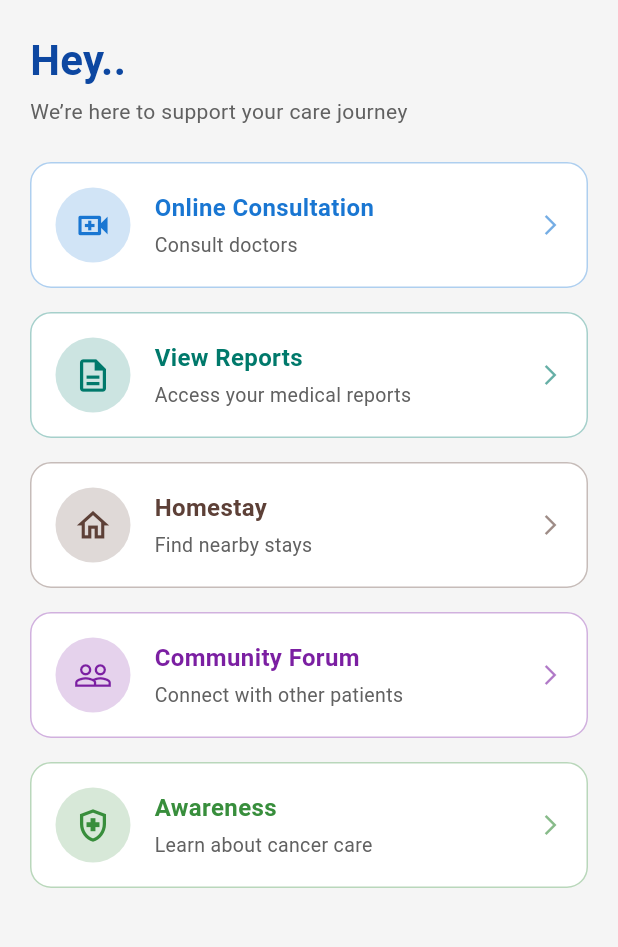
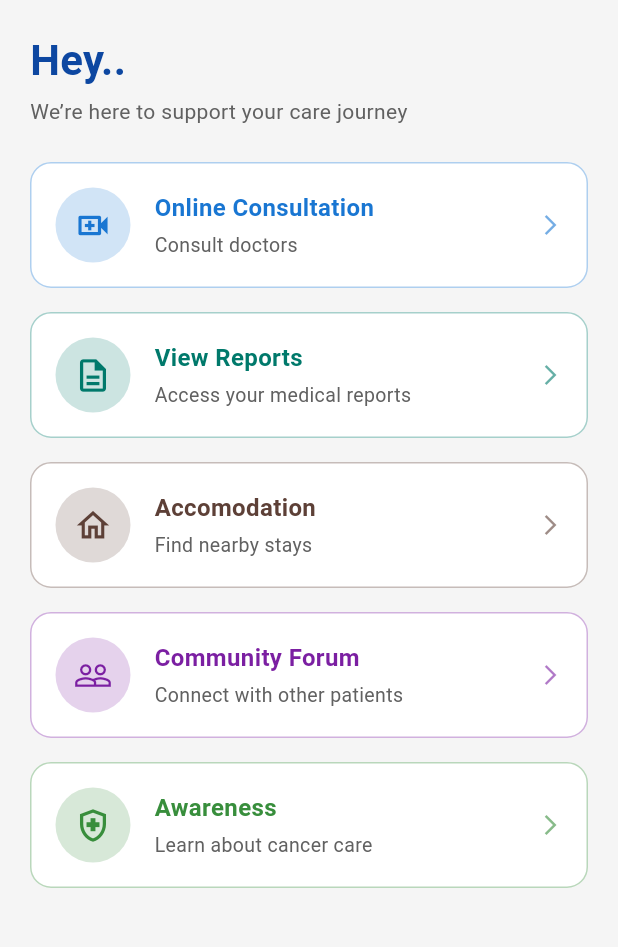
Before and after one commit to akshayaanil3924-ops/onco1, a Flutter app: the PatientDashboard screen opened directly, on a phone screen of 412 x 824 dp, the part 84-1031 px from its top. Run offline on Flutter 3.47's test engine with Material 3 defaults, Android fonts, the phone set to English and light mode, and no system bars.

Commit message:
next3 file

```diff
--- a/lib/admin_dashboard.dart
+++ b/lib/admin_dashboard.dart
@@ -226,7 +226,7 @@ class AdminDashboard extends StatelessWidget {
                       optionBox(
                         context,
                         icon: Icons.home_work_outlined,
-                        title: 'Homestay Management',
+                        title: 'Accomodation Details',
                         subtitle: 'Accommodation support',
                         titleColor: const Color(0xFF0D47A1),
                         onTap: () {
--- a/lib/patient_dashboard.dart
+++ b/lib/patient_dashboard.dart
@@ -146,7 +146,7 @@ class PatientDashboard extends StatelessWidget {
                     optionBox(
                       context,
                       icon: Icons.home_outlined,
-                      title: 'Homestay',
+                      title: 'Accomodation',
                       subtitle: 'Find nearby stays',
                       color: Colors.brown.shade700,
                       screen: HomestayScreen(),
```
